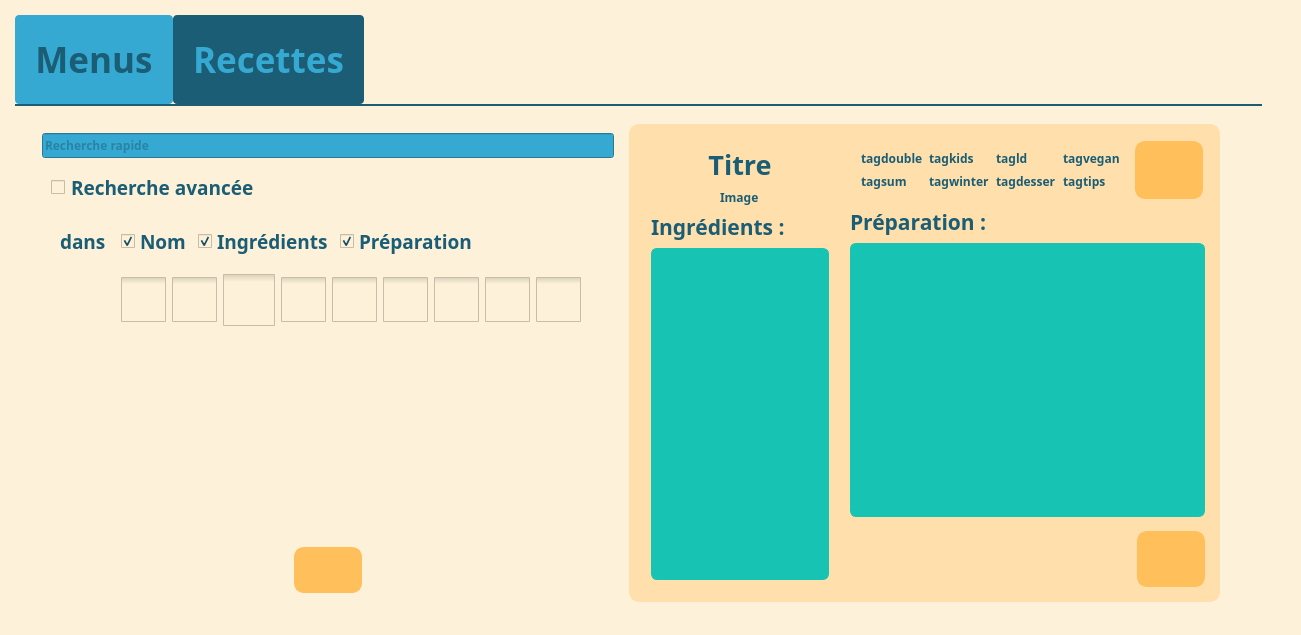
This is UI/Main_Window.ui in juvarlet/a_table as Qt 5 draws it before an edit. The edited form follows.
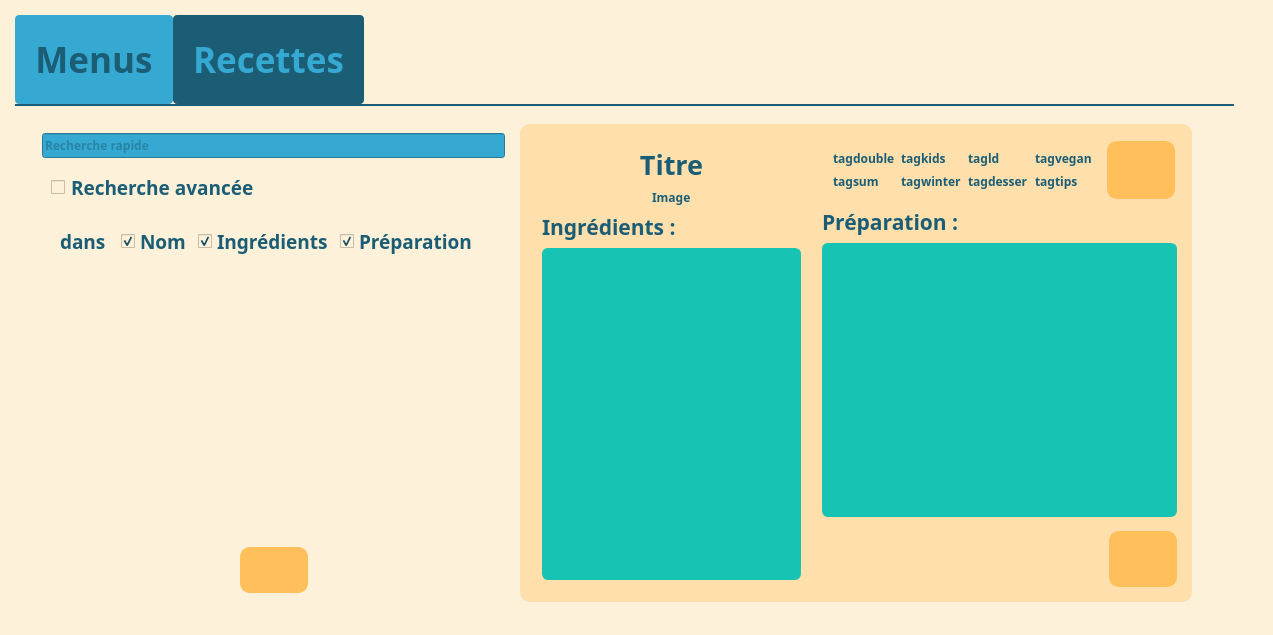
This is the edited form. The open tabs and pages were chosen to show the change. Icons and pictures are not drawn.

```diff
--- a/UI/Main_Window.ui
+++ b/UI/Main_Window.ui
@@ -1718,151 +1718,11 @@
                            <number>1</number>
                           </property>
                           <item>
-                           <widget class="QCheckBox" name="cB_search_tag_double">
-                            <property name="styleSheet">
-                             <string notr="true"/>
+                           <layout class="QHBoxLayout" name="hL_cB_search">
+                            <property name="spacing">
+                             <number>0</number>
                             </property>
-                            <property name="text">
-                             <string/>
-                            </property>
-                            <property name="iconSize">
-                             <size>
-                              <width>1</width>
-                              <height>1</height>
-                             </size>
-                            </property>
-                           </widget>
-                          </item>
-                          <item>
-                           <widget class="QCheckBox" name="cB_search_tag_kids">
-                            <property name="styleSheet">
-                             <string notr="true"/>
-                            </property>
-                            <property name="text">
-                             <string/>
-                            </property>
-                            <property name="iconSize">
-                             <size>
-                              <width>45</width>
-                              <height>45</height>
-                             </size>
-                            </property>
-                            <property name="checkable">
-                             <bool>true</bool>
-                            </property>
-                           </widget>
-                          </item>
-                          <item>
-                           <widget class="QCheckBox" name="cB_search_tag_vegan">
-                            <property name="styleSheet">
-                             <string notr="true"/>
-                            </property>
-                            <property name="text">
-                             <string/>
-                            </property>
-                            <property name="iconSize">
-                             <size>
-                              <width>45</width>
-                              <height>45</height>
-                             </size>
-                            </property>
-                           </widget>
-                          </item>
-                          <item>
-                           <widget class="QCheckBox" name="cB_search_tag_summer">
-                            <property name="styleSheet">
-                             <string notr="true"/>
-                            </property>
-                            <property name="text">
-                             <string/>
-                            </property>
-                            <property name="iconSize">
-                             <size>
-                              <width>45</width>
-                              <height>45</height>
-                             </size>
-                            </property>
-                           </widget>
-                          </item>
-                          <item>
-                           <widget class="QCheckBox" name="cB_search_tag_winter">
-                            <property name="mouseTracking">
-                             <bool>true</bool>
-                            </property>
-                            <property name="styleSheet">
-                             <string notr="true"/>
-                            </property>
-                            <property name="text">
-                             <string/>
-                            </property>
-                            <property name="iconSize">
-                             <size>
-                              <width>45</width>
-                              <height>45</height>
-                             </size>
-                            </property>
-                           </widget>
-                          </item>
-                          <item>
-                           <widget class="QCheckBox" name="cB_search_tag_dessert">
-                            <property name="styleSheet">
-                             <string notr="true"/>
-                            </property>
-                            <property name="text">
-                             <string/>
-                            </property>
-                            <property name="iconSize">
-                             <size>
-                              <width>45</width>
-                              <height>45</height>
-                             </size>
-                            </property>
-                            <property name="checkable">
-                             <bool>true</bool>
-                            </property>
-                           </widget>
-                          </item>
-                          <item>
-                           <widget class="QCheckBox" name="cB_search_tag_lunch">
-                            <property name="styleSheet">
-                             <string notr="true"/>
-                            </property>
-                            <property name="text">
-                             <string/>
-                            </property>
-                           </widget>
-                          </item>
-                          <item>
-                           <widget class="QCheckBox" name="cB_search_tag_dinner">
-                            <property name="styleSheet">
-                             <string notr="true"/>
-                            </property>
-                            <property name="text">
-                             <string/>
-                            </property>
-                            <property name="iconSize">
-                             <size>
-                              <width>45</width>
-                              <height>45</height>
-                             </size>
-                            </property>
-                           </widget>
-                          </item>
-                          <item>
-                           <widget class="QCheckBox" name="cB_search_tag_tips">
-                            <property name="styleSheet">
-                             <string notr="true"/>
-                            </property>
-                            <property name="text">
-                             <string/>
-                            </property>
-                            <property name="iconSize">
-                             <size>
-                              <width>45</width>
-                              <height>45</height>
-                             </size>
-                            </property>
-                           </widget>
+                           </layout>
                           </item>
                           <item>
                            <spacer name="horizontalSpacer_16">
```
Left out of the diff: 9 changed lines with no effect on the pictures.
